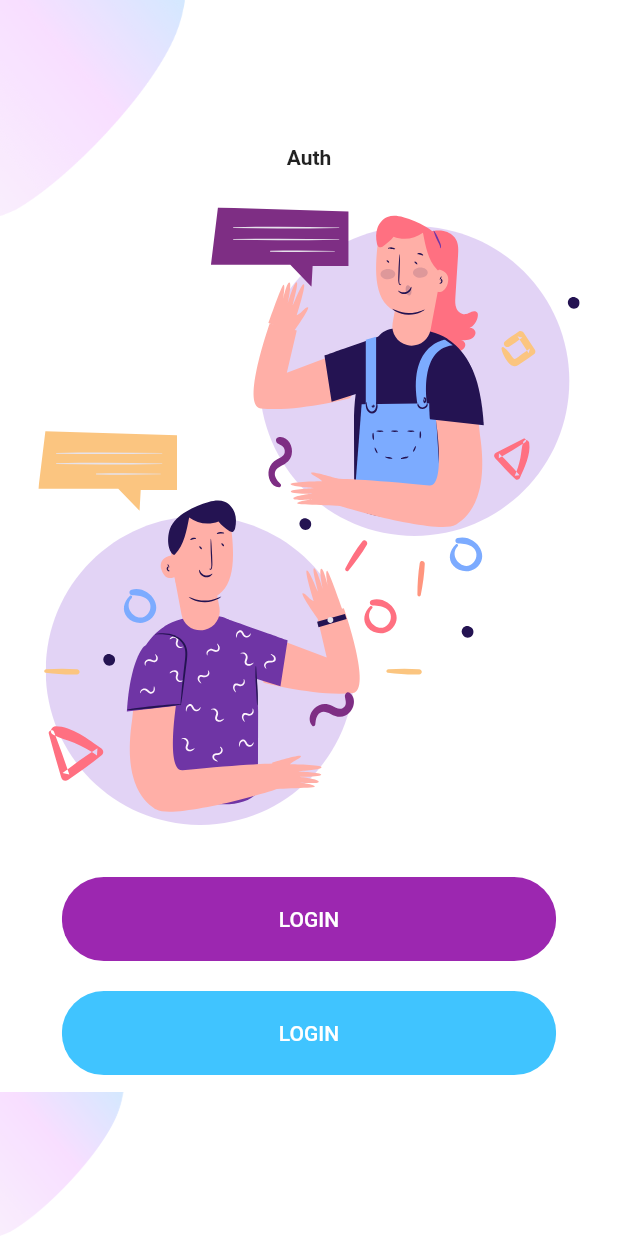
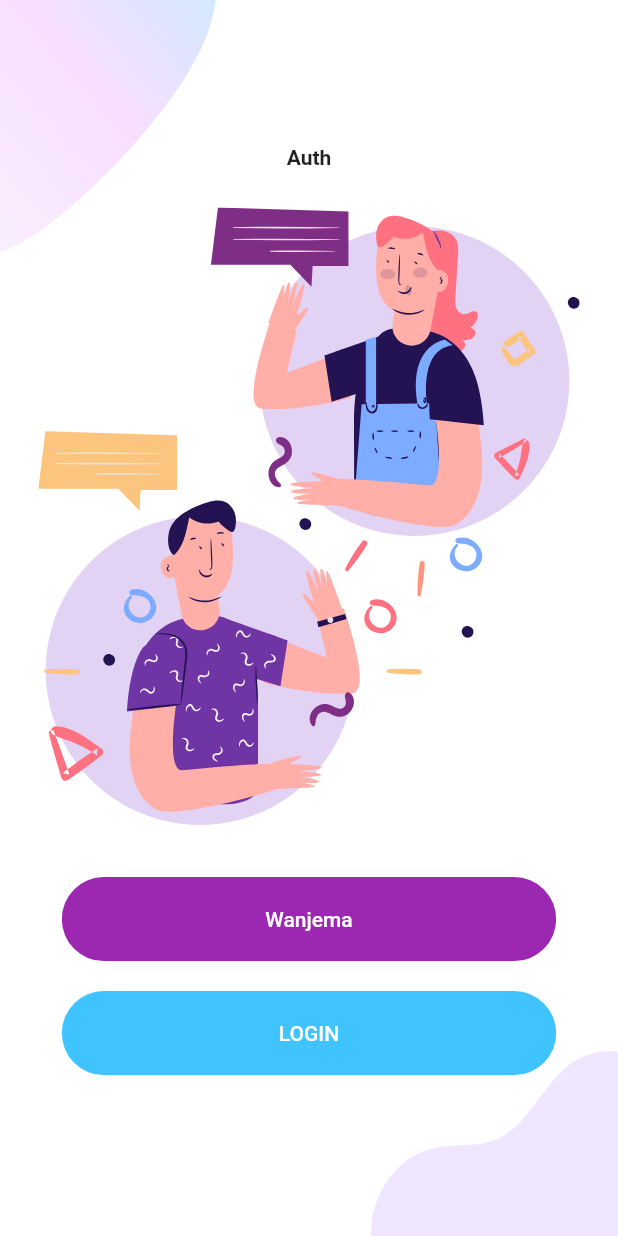
Before and after one commit to johnwanjema/flutter-ui, a Flutter app: the screen it shows after launch, on a phone screen of 412 x 824 dp. Run offline on Flutter 3.47's test engine with Material 2 defaults, Android fonts, the phone set to English and light mode, and no system bars; our stand-ins replace flutter_svg.

Commit message:
add login screens

```diff
--- a/lib/main.dart
+++ b/lib/main.dart
@@ -1,4 +1,5 @@
 import 'package:flutter/material.dart';
+import 'package:flutter_app_ui/screens/login/login_screen.dart';
 import 'package:flutter_app_ui/screens/welcome/welcome_screen.dart';
 
 void main() => runApp(MyApp());
@@ -15,7 +16,7 @@ class MyApp extends StatelessWidget {
         primarySwatch: Colors.blue,
         scaffoldBackgroundColor: Colors.white
       ),
-      home: WelcomeScreen(),
+      home: loginScreen(),
     );
   }
 }
--- /dev/null
+++ b/lib/screens/login/background.dart
@@ -0,0 +1,38 @@
+import 'package:flutter/material.dart';
+
+
+class Background extends StatelessWidget {
+  final Widget child;
+  const Background({
+    Key key,
+   @required this.child,
+  }) : super(key: key);
+
+  @override
+  Widget build(BuildContext context) {
+    Size size = MediaQuery.of(context).size;
+    return Container(
+      width: double.infinity,
+      height: size.height,
+      child: Stack(
+        alignment: Alignment.center,
+        children: <Widget>[
+          Positioned(
+              top: 0,
+              left: 0,
+              child: Image.asset(
+                'assets/images/main_top.png',
+                width: size.width * 0.35,
+              )),
+          Positioned(
+              bottom: 0,
+              right: 0,
+              child: Image.asset(
+                'assets/images/login_bottom.png',
+                width: size.width * 0.4,
+              )),child,
+        ],
+      ),
+    );
+  }
+}
--- /dev/null
+++ b/lib/screens/login/body.dart
@@ -0,0 +1,40 @@
+import 'package:flutter/material.dart';
+import 'package:flutter_app_ui/components/round_button.dart';
+import 'background.dart';
+import 'package:flutter_svg/flutter_svg.dart';
+
+
+class Body extends StatelessWidget {
+  @override
+  Widget build(BuildContext context) {
+    Size size = MediaQuery.of(context).size;
+    return Background(
+      child: SingleChildScrollView(
+        child: Column(
+          mainAxisAlignment: MainAxisAlignment.center,
+          children: <Widget>[
+            Text(
+              'Auth',
+              style: TextStyle(fontWeight: FontWeight.bold),
+            ),
+            SizedBox(height: size.height * 0.03,),
+            SvgPicture.asset(
+              'assets/icons/chat.svg',
+              height: size.height * 0.5,
+            ),
+            SizedBox(height: size.height * 0.03,),
+            RoundButton(
+              text: 'Wanjema',
+              press: () {},
+            ),
+            RoundButton(
+              text: 'LOGIN',
+              color: Colors.lightBlueAccent,
+              press: () {},
+            ),
+          ],
+        ),
+      ),
+    );
+  }
+}
--- /dev/null
+++ b/lib/screens/login/login_screen.dart
@@ -0,0 +1,11 @@
+import 'package:flutter/material.dart';
+import 'body.dart';
+
+class loginScreen extends StatelessWidget {
+  @override
+  Widget build(BuildContext context) {
+    return Scaffold(
+      body: Body(),
+    );
+  }
+}
```
Also changed, not shown: 1 other file.
